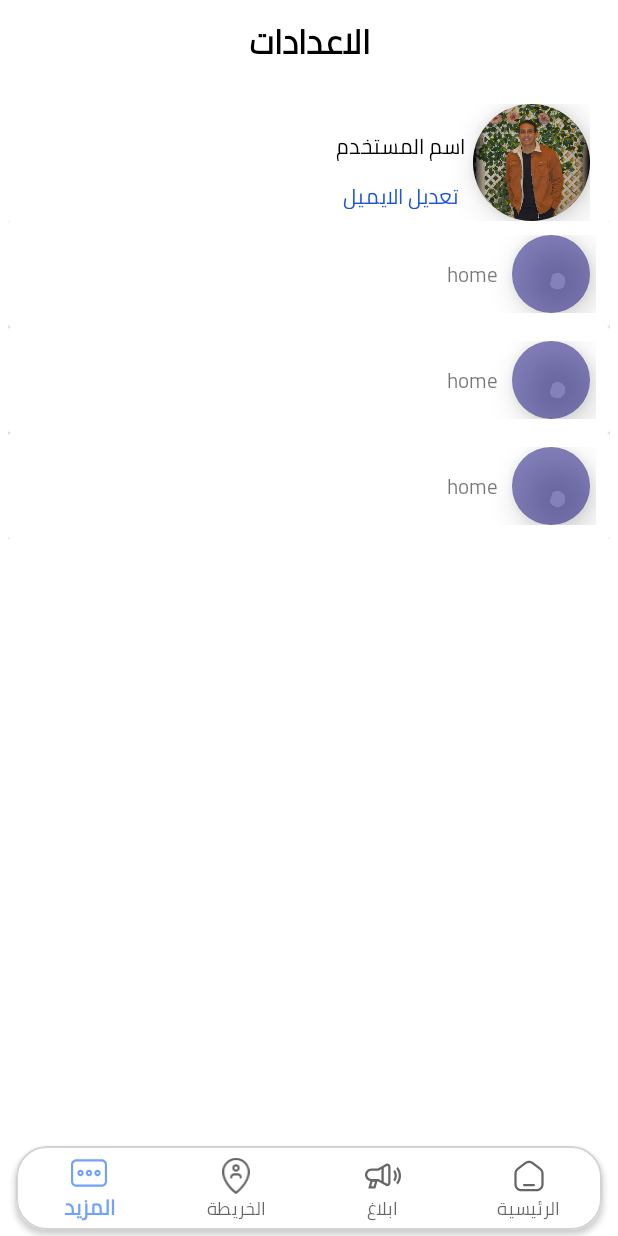
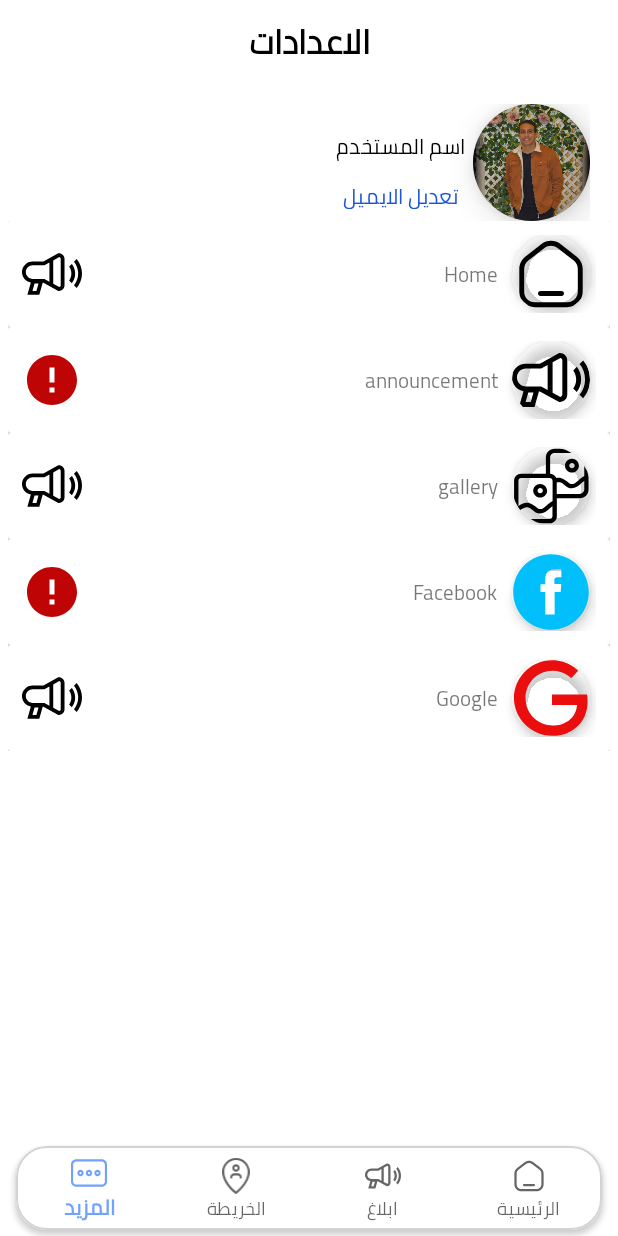
Before and after one commit to S3vior/android, an Android app: the MoreFragment screen opened through its navigation route, on a phone screen of 412 x 824 dp. Run offline under Robolectric (Android 15) with nearby library versions, the phone set to English and light mode, and no system bars; our stand-ins replace data binding, navigation-ui, sdp/ssp sizes; pictures from the network do not load.

Commit message:
new recycler

```diff
--- a/app/src/main/java/com/example/s3vior/SettingDataRepository.kt
+++ b/app/src/main/java/com/example/s3vior/SettingDataRepository.kt
@@ -1,18 +1,25 @@
 package com.example.s3vior
 
-import com.example.SettingData
+ import com.example.SettingData
+ import com.example.s3vior.model.State
+ import com.example.s3vior.utils.MoreFragmentRecyclerData
+ import kotlinx.coroutines.flow.Flow
+ import kotlinx.coroutines.flow.flow
+
 
 class SettingDataRepository {
 
-     val settingDataList = listOf<SettingData>(
-        SettingData(
-            R.drawable.home_icon,
-            "home",
-            R.drawable.baseline_arrow_back_ios_24
-        ),
-        SettingData(R.drawable.home_icon, "home", R.drawable.baseline_arrow_back_ios_24),
-        SettingData(R.drawable.home_icon, "home", R.drawable.baseline_arrow_back_ios_24)
-    )
 
-    fun getSettingData() = settingDataList
+    fun getData():Flow<State<List<SettingData>>>{
+        return wrapData()
+    }
+    private fun wrapData():Flow<State<List<SettingData>>>{
+        val data = MoreFragmentRecyclerData.list
+
+        return flow {
+            emit(State.Loading)
+            emit(State.Success(data))
+        }
+    }
+
 }
--- a/app/src/main/java/com/example/s3vior/ui/fragment/navigationBottomFragment/MoreFragment.kt
+++ b/app/src/main/java/com/example/s3vior/ui/fragment/navigationBottomFragment/MoreFragment.kt
@@ -17,23 +17,19 @@ class MoreFragment :
     BaseFragment<FragmentMoreBinding>(FragmentMoreBinding::inflate, R.layout.fragment_more),
     RecyclerViewInteractionListener {
 
-    private val settingViewModel by activityViewModels<SettingViewModel>()
+    private val settingViewModel:SettingViewModel by activityViewModels()
     override fun initViewModel() {
         binding.viewModel=settingViewModel
-        binding.lifecycleOwner=this
+        binding.lifecycleOwner= viewLifecycleOwner
     }
 
     override fun recyclerAdapter() {
-
-
         val layoutManager = LinearLayoutManager(this.context, LinearLayoutManager.VERTICAL, false)
         binding.recyclerSetting.layoutManager = layoutManager
         binding.recyclerSetting.adapter = SettingItemAdapter(mutableListOf(), this)
     }
 
     override fun onClickItem(view: View) {
-
-
     }
 
 }
--- a/app/src/main/java/com/example/s3vior/ui/recyclerView/baseAdapter/BaseAdapter.kt
+++ b/app/src/main/java/com/example/s3vior/ui/recyclerView/baseAdapter/BaseAdapter.kt
@@ -30,10 +30,11 @@ abstract class BaseAdapter<T>(
         val currentItem = items[position]
         when (holder) {
             is ItemViewHolder -> {
-                holder.binding.setVariable(BR.item, currentItem)
-                holder.binding.setVariable(BR.settingItem, currentItem)
+               holder.binding.setVariable(BR.item, currentItem)
+            }
 
-            }
+
+
         }
     }
 
--- /dev/null
+++ b/app/src/main/java/com/example/s3vior/utils/MoreFragmentRecyclerData.kt
@@ -0,0 +1,14 @@
+package com.example.s3vior.utils
+
+import com.example.SettingData
+import com.example.s3vior.R
+
+object MoreFragmentRecyclerData {
+    val list = listOf(
+        SettingData(R.drawable.home_icon, "Home", R.drawable.announcement),
+        SettingData(R.drawable.announcement, "announcement", R.drawable.baseline_error_24),
+        SettingData(R.drawable.gallery, "gallery", R.drawable.announcement),
+        SettingData(R.drawable.facebook_oval__1_, "Facebook", R.drawable.baseline_error_24),
+        SettingData(R.drawable.google, "Google", R.drawable.announcement)
+    )
+}
--- a/app/src/main/java/com/example/s3vior/viewModels/SettingViewModel.kt
+++ b/app/src/main/java/com/example/s3vior/viewModels/SettingViewModel.kt
@@ -4,26 +4,31 @@ import android.util.Log
 import androidx.lifecycle.LiveData
 import androidx.lifecycle.MutableLiveData
 import androidx.lifecycle.ViewModel
+import androidx.lifecycle.viewModelScope
 import com.example.SettingData
 import com.example.s3vior.R
 import com.example.s3vior.SettingDataRepository
 import com.example.s3vior.model.State
+import com.example.s3vior.ui.recyclerView.Person
+import kotlinx.coroutines.flow.Flow
+import kotlinx.coroutines.flow.collect
+import kotlinx.coroutines.launch
 
 class SettingViewModel : ViewModel() {
 
     private val repository = SettingDataRepository()
 
-    private val _itemSettingData = MutableLiveData<State<List<SettingData?>>>()
-    val itemSettingData: LiveData<State<List<SettingData?>>>
-        get() = _itemSettingData
-
-    private fun getData() {
-        val s= State.Success<List<SettingData>>(repository.getSettingData())
-        _itemSettingData.postValue(s)
-        Log.e("jkdlsfjlks",_itemSettingData.value.toString())
-    }
-
+    private val _itemSettingData = MutableLiveData<State<List<SettingData>>>()
+    val itemSettingData: LiveData<State<List<SettingData>>>
+         = _itemSettingData
     init {
         getData()
     }
+    private fun getData() {
+        viewModelScope.launch {
+            repository.getData().collect{
+                _itemSettingData.postValue(it)
+            }
+        }
+    }
 }
--- a/app/src/main/res/layout/fragment_more.xml
+++ b/app/src/main/res/layout/fragment_more.xml
@@ -84,6 +84,7 @@
             android:layout_width="match_parent"
             android:id="@+id/recycler_setting"
             android:layout_height="wrap_content"
+            app:showWhenSuccess="@{viewModel.itemSettingData}"
             app:items="@{viewModel.itemSettingData.toData()}"
             app:layout_constraintEnd_toEndOf="parent"
             tools:listitem="@layout/setting_item_layout"
--- a/app/src/main/res/layout/setting_item_layout.xml
+++ b/app/src/main/res/layout/setting_item_layout.xml
@@ -5,7 +5,7 @@
 
     <data>
         <variable
-            name="settingItem"
+            name="item"
             type="com.example.SettingData" />
     </data>
 
@@ -25,8 +25,7 @@
                 android:layout_marginEnd="4dp"
                 android:elevation="5dp"
                 android:scaleType="fitXY"
-                android:src="@{settingItem.icon}"
-                android:translationZ="8dp"
+                app:imageResource="@{item.icon}"
                 app:layout_constraintBottom_toBottomOf="parent"
                 app:layout_constraintEnd_toEndOf="parent"
                 app:layout_constraintTop_toTopOf="parent"
@@ -39,7 +38,7 @@
                 android:id="@+id/item_setting_name"
                 android:layout_width="wrap_content"
                 android:layout_height="wrap_content"
-                android:text="@{settingItem.name}"
+                android:text="@{item.name}"
                 android:layout_marginEnd="@dimen/_7sdp"
                 app:layout_constraintBottom_toBottomOf="@+id/settin_item_image"
                 app:layout_constraintEnd_toStartOf="@+id/settin_item_image"
@@ -47,12 +46,12 @@
 
             <ImageView
                 android:id="@+id/imageView_arrow_setting"
-                android:layout_width="wrap_content"
-                android:layout_height="wrap_content"
+                android:layout_width="40dp"
+                android:layout_height="40dp"
                 app:layout_constraintBottom_toBottomOf="parent"
                 app:layout_constraintStart_toStartOf="parent"
                 app:layout_constraintTop_toTopOf="@+id/settin_item_image"
-                android:background="@{settingItem.im}" />
+                app:imageResource="@{item.im}"/>
         </androidx.constraintlayout.widget.ConstraintLayout>
     </androidx.cardview.widget.CardView>
 </layout>
```
